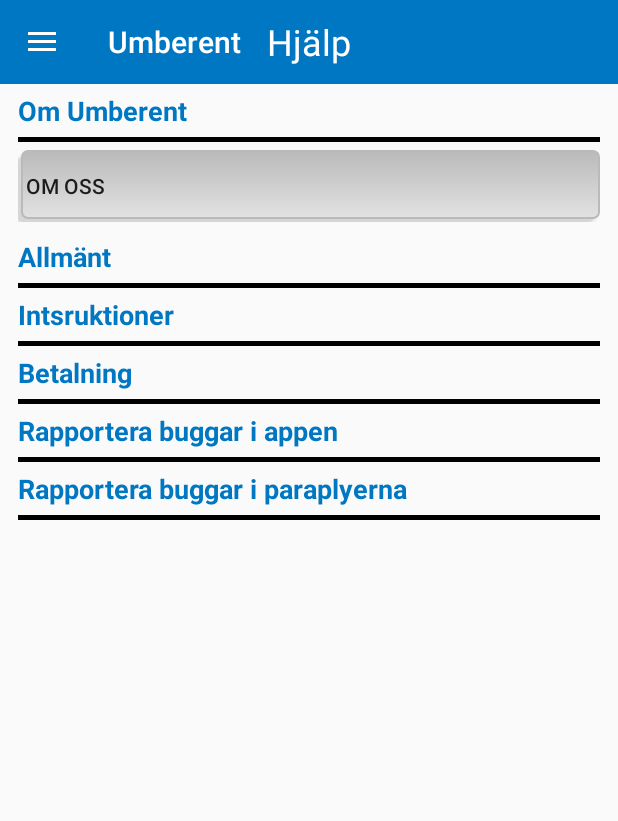
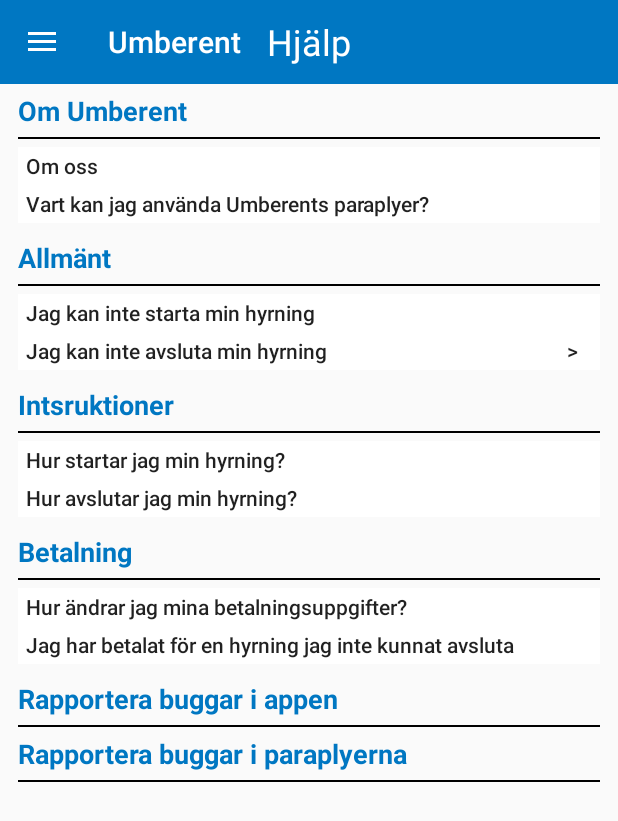
Before and after one commit to Macishh/agile-software-project, an Android app: the fragment HelpFragment placed in its activity, on a phone screen of 412 x 824 dp. Shown: the top 821 px of the screen. Run offline under Robolectric (Android 15) with nearby library versions, the phone set to English and light mode, and no system bars.

Commit message:
Added more faq titles on the different topics

```diff
--- a/Umberent/app/src/main/res/layout/fragment_help.xml
+++ b/Umberent/app/src/main/res/layout/fragment_help.xml
@@ -39,7 +39,7 @@
                 <View
                     android:id="@+id/aboutUsDivider"
                     android:layout_width="match_parent"
-                    android:layout_height="3dp"
+                    android:layout_height="1dp"
                     android:layout_marginHorizontal="12dp"
                     android:background="#000000" />
 
@@ -52,12 +52,23 @@
                     <Button
                         android:id="@+id/aboutUsButton"
                         android:layout_width="match_parent"
-                        android:layout_height="match_parent"
-                        android:background="@drawable/button_selector"
+                        android:layout_height="25dp"
+                        android:background="#FFFFFF"
                         android:gravity="center|left"
                         android:paddingHorizontal="5dp"
-                        android:paddingVertical="5dp"
-                        android:text="Om oss" />
+                        android:text="Om oss"
+                        android:textAllCaps="false" />
+
+                    <Button
+                        android:id="@+id/whereCanIUseButton"
+                        android:layout_width="match_parent"
+                        android:layout_height="25dp"
+                        android:layout_marginTop="25dp"
+                        android:background="#FFFFFF"
+                        android:gravity="center|left"
+                        android:paddingHorizontal="5dp"
+                        android:text="Vart kan jag använda Umberents paraplyer?"
+                        android:textAllCaps="false" />
 
                 </RelativeLayout>
 
@@ -75,9 +86,37 @@
                 <View
                     android:id="@+id/generalDivider"
                     android:layout_width="match_parent"
-                    android:layout_height="3dp"
+                    android:layout_height="1dp"
                     android:layout_marginHorizontal="12dp"
                     android:background="#000000" />
+
+                <RelativeLayout
+                    android:layout_width="match_parent"
+                    android:layout_height="match_parent"
+                    android:paddingHorizontal="12dp"
+                    android:paddingVertical="5dp">
+
+                    <Button
+                        android:id="@+id/cantStartRentalButton"
+                        android:layout_width="match_parent"
+                        android:layout_height="25dp"
+                        android:background="#FFFFFF"
+                        android:gravity="center|left"
+                        android:paddingHorizontal="5dp"
+                        android:text="Jag kan inte starta min hyrning"
+                        android:textAllCaps="false" />
+
+                    <Button
+                        android:id="@+id/cantEndRentalButton"
+                        android:layout_width="match_parent"
+                        android:layout_height="25dp"
+                        android:layout_marginTop="25dp"
+                        android:background="#FFFFFF"
+                        android:gravity="center|left"
+                        android:paddingHorizontal="5dp"
+                        android:text="Jag kan inte avsluta min hyrning                                                >"
+                        android:textAllCaps="false" />
+                </RelativeLayout>
 
                 <TextView
                     android:id="@+id/instructionsTitleTextView"
@@ -93,9 +132,37 @@
                 <View
                     android:id="@+id/instructionsDivider"
                     android:layout_width="match_parent"
-                    android:layout_height="3dp"
+                    android:layout_height="1dp"
                     android:layout_marginHorizontal="12dp"
                     android:background="#000000" />
+
+                <RelativeLayout
+                    android:layout_width="match_parent"
+                    android:layout_height="wrap_content"
+                    android:paddingHorizontal="12dp"
+                    android:paddingVertical="5dp">
+
+                    <Button
+                        android:id="@+id/howStartButton"
+                        android:layout_width="match_parent"
+                        android:layout_height="25dp"
+                        android:background="#FFFFFF"
+                        android:gravity="center|left"
+                        android:paddingHorizontal="5dp"
+                        android:text="Hur startar jag min hyrning?"
+                        android:textAllCaps="false" />
+
+                    <Button
+                        android:id="@+id/howEndButton"
+                        android:layout_width="match_parent"
+                        android:layout_height="25dp"
+                        android:layout_marginTop="25dp"
+                        android:background="#FFFFFF"
+                        android:gravity="center|left"
+                        android:paddingHorizontal="5dp"
+                        android:text="Hur avslutar jag min hyrning?"
+                        android:textAllCaps="false" />
+                </RelativeLayout>
 
                 <TextView
                     android:id="@+id/paymentTitleTextView"
@@ -111,9 +178,38 @@
                 <View
                     android:id="@+id/paymentDivider"
                     android:layout_width="match_parent"
-                    android:layout_height="3dp"
+                    android:layout_height="1dp"
                     android:layout_marginHorizontal="12dp"
                     android:background="#000000" />
+
+                <RelativeLayout
+                    android:layout_width="match_parent"
+                    android:layout_height="wrap_content"
+                    android:paddingHorizontal="12dp"
+                    android:paddingVertical="5dp">
+
+                    <Button
+                        android:id="@+id/howChangeBillingInfoButton"
+                        android:layout_width="match_parent"
+                        android:layout_height="25dp"
+                        android:background="#FFFFFF"
+                        android:gravity="center|left"
+                        android:paddingHorizontal="5dp"
+                        android:text="Hur ändrar jag mina betalningsuppgifter?"
+                        android:textAllCaps="false" />
+
+                    <Button
+                        android:id="@+id/chargedInexorableRentalButton"
+                        android:layout_width="match_parent"
+                        android:layout_height="25dp"
+                        android:layout_marginTop="25dp"
+                        android:background="#FFFFFF"
+                        android:gravity="center|left"
+                        android:paddingHorizontal="5dp"
+                        android:text="Jag har betalat för en hyrning jag inte kunnat avsluta"
+                        android:textAllCaps="false" />
+
+                </RelativeLayout>
 
                 <TextView
                     android:id="@+id/appBugReportTextView"
@@ -129,12 +225,12 @@
                 <View
                     android:id="@+id/appBugDivider"
                     android:layout_width="match_parent"
-                    android:layout_height="3dp"
+                    android:layout_height="1dp"
                     android:layout_marginHorizontal="12dp"
                     android:background="#000000" />
 
                 <TextView
-                    android:id="@+id/generalTitleTextView5"
+                    android:id="@+id/umbrellaBugReportTextView"
                     android:layout_width="match_parent"
                     android:layout_height="wrap_content"
                     android:layout_marginHorizontal="12dp"
@@ -145,9 +241,9 @@
                     android:textStyle="bold" />
 
                 <View
-                    android:id="@+id/generalDivider5"
+                    android:id="@+id/umbrellaBugDivider"
                     android:layout_width="match_parent"
-                    android:layout_height="3dp"
+                    android:layout_height="1dp"
                     android:layout_marginHorizontal="12dp"
                     android:background="#000000" />
 
```
